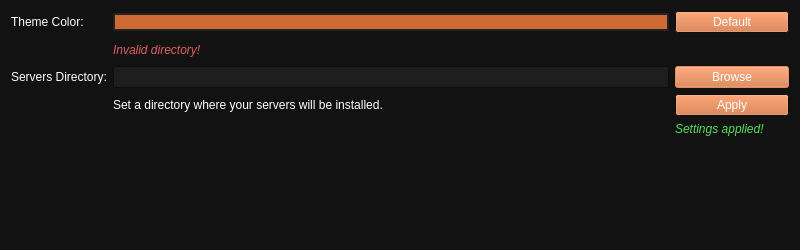
This is ui/settingsdialog.ui in metootem/TF2-Dedicated-Server-Manager as Qt 5 draws it before an edit. The edited form follows.
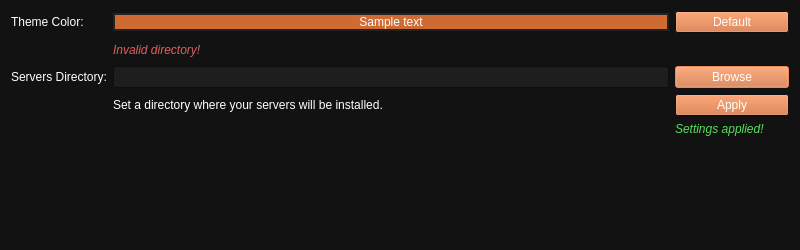
This is the edited form. Icons and pictures are not drawn.

```diff
--- a/ui/settingsdialog.ui
+++ b/ui/settingsdialog.ui
@@ -1165,6 +1165,15 @@
        <property name="palette">
         <palette>
          <active>
+          <colorrole role="WindowText">
+           <brush brushstyle="SolidPattern">
+            <color alpha="255">
+             <red>255</red>
+             <green>255</green>
+             <blue>255</blue>
+            </color>
+           </brush>
+          </colorrole>
           <colorrole role="Button">
            <brush brushstyle="SolidPattern">
             <color alpha="255">
@@ -1174,6 +1183,24 @@
             </color>
            </brush>
           </colorrole>
+          <colorrole role="Text">
+           <brush brushstyle="SolidPattern">
+            <color alpha="255">
+             <red>255</red>
+             <green>255</green>
+             <blue>255</blue>
+            </color>
+           </brush>
+          </colorrole>
+          <colorrole role="ButtonText">
+           <brush brushstyle="SolidPattern">
+            <color alpha="255">
+             <red>255</red>
+             <green>255</green>
+             <blue>255</blue>
+            </color>
+           </brush>
+          </colorrole>
           <colorrole role="Base">
            <brush brushstyle="SolidPattern">
             <color alpha="255">
@@ -1192,8 +1219,26 @@
             </color>
            </brush>
           </colorrole>
+          <colorrole role="PlaceholderText">
+           <brush brushstyle="SolidPattern">
+            <color alpha="128">
+             <red>255</red>
+             <green>255</green>
+             <blue>255</blue>
+            </color>
+           </brush>
+          </colorrole>
          </active>
          <inactive>
+          <colorrole role="WindowText">
+           <brush brushstyle="SolidPattern">
+            <color alpha="255">
+             <red>255</red>
+             <green>255</green>
+             <blue>255</blue>
+            </color>
+           </brush>
+          </colorrole>
           <colorrole role="Button">
            <brush brushstyle="SolidPattern">
             <color alpha="255">
@@ -1203,6 +1248,24 @@
             </color>
            </brush>
           </colorrole>
+          <colorrole role="Text">
+           <brush brushstyle="SolidPattern">
+            <color alpha="255">
+             <red>255</red>
+             <green>255</green>
+             <blue>255</blue>
+            </color>
+           </brush>
+          </colorrole>
+          <colorrole role="ButtonText">
+           <brush brushstyle="SolidPattern">
+            <color alpha="255">
+             <red>255</red>
+             <green>255</green>
+             <blue>255</blue>
+            </color>
+           </brush>
+          </colorrole>
           <colorrole role="Base">
            <brush brushstyle="SolidPattern">
             <color alpha="255">
@@ -1221,8 +1284,26 @@
             </color>
            </brush>
           </colorrole>
+          <colorrole role="PlaceholderText">
+           <brush brushstyle="SolidPattern">
+            <color alpha="128">
+             <red>255</red>
+             <green>255</green>
+             <blue>255</blue>
+            </color>
+           </brush>
+          </colorrole>
          </inactive>
          <disabled>
+          <colorrole role="WindowText">
+           <brush brushstyle="SolidPattern">
+            <color alpha="255">
+             <red>255</red>
+             <green>255</green>
+             <blue>255</blue>
+            </color>
+           </brush>
+          </colorrole>
           <colorrole role="Button">
            <brush brushstyle="SolidPattern">
             <color alpha="255">
@@ -1232,6 +1313,24 @@
             </color>
            </brush>
           </colorrole>
+          <colorrole role="Text">
+           <brush brushstyle="SolidPattern">
+            <color alpha="255">
+             <red>255</red>
+             <green>255</green>
+             <blue>255</blue>
+            </color>
+           </brush>
+          </colorrole>
+          <colorrole role="ButtonText">
+           <brush brushstyle="SolidPattern">
+            <color alpha="255">
+             <red>255</red>
+             <green>255</green>
+             <blue>255</blue>
+            </color>
+           </brush>
+          </colorrole>
           <colorrole role="Base">
            <brush brushstyle="SolidPattern">
             <color alpha="255">
@@ -1250,16 +1349,26 @@
             </color>
            </brush>
           </colorrole>
+          <colorrole role="PlaceholderText">
+           <brush brushstyle="SolidPattern">
+            <color alpha="128">
+             <red>255</red>
+             <green>255</green>
+             <blue>255</blue>
+            </color>
+           </brush>
+          </colorrole>
          </disabled>
         </palette>
        </property>
        <property name="styleSheet">
         <string notr="true">border: 2px solid #232323;
 border-radius: 0px;
-background-color: #cf6a32;</string>
+background-color: #cf6a32;
+color: #ffffff;</string>
        </property>
        <property name="text">
-        <string/>
+        <string>Sample text</string>
        </property>
       </widget>
      </item>
```
